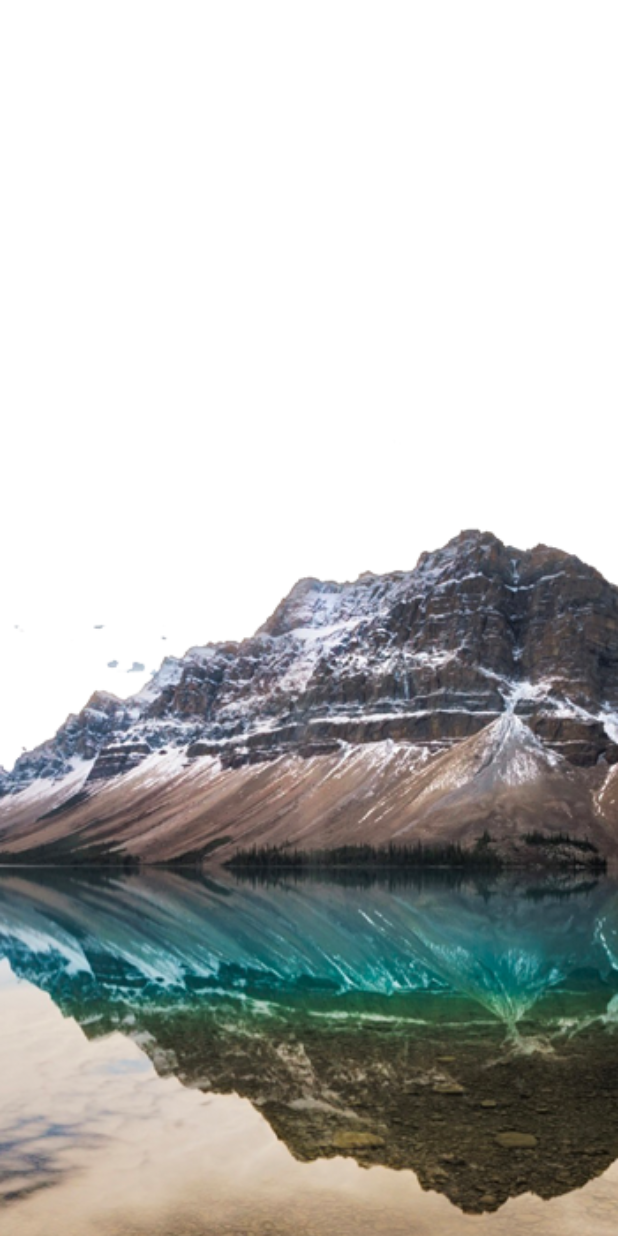
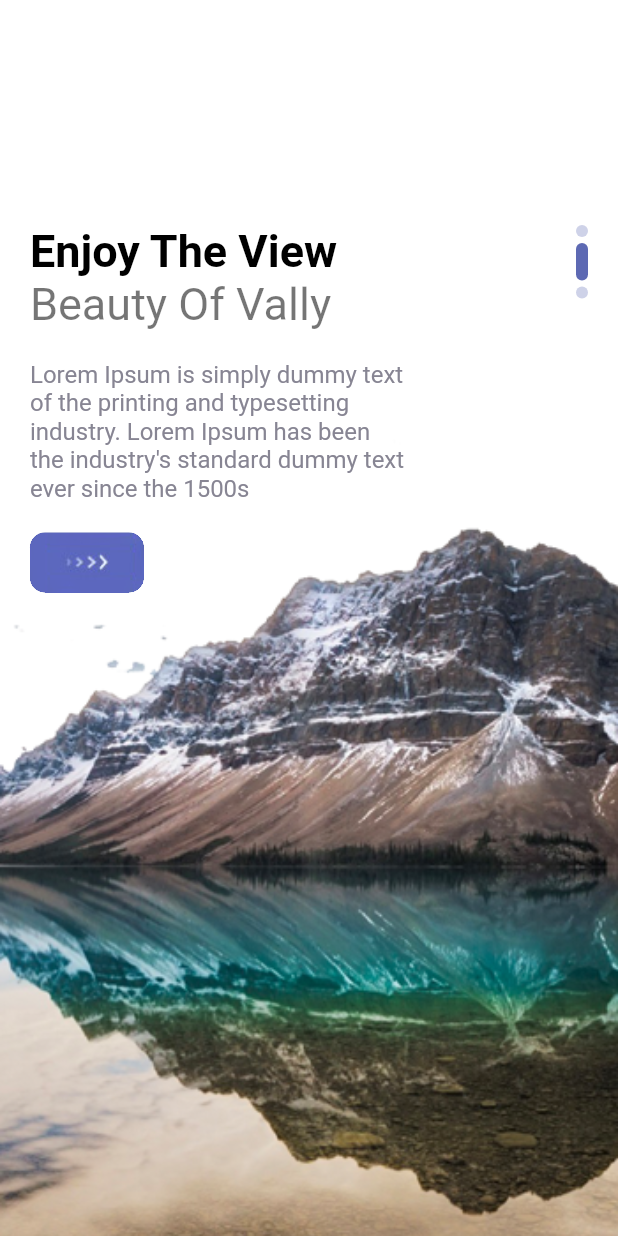
Before and after one commit to heshanm27/tripsapp_flutter, a Flutter app: the screen it shows after launch, swiped to page 2, on a phone screen of 412 x 824 dp. Run offline on Flutter 3.47's test engine with Material 2 defaults, Android fonts, the phone set to English and light mode, and no system bars.

Commit message:
welcome page with curosole

```diff
--- a/lib/pages/welcome_page.dart
+++ b/lib/pages/welcome_page.dart
@@ -1,5 +1,9 @@
 import 'package:flutter/cupertino.dart';
 import 'package:flutter/material.dart';
+import 'package:tripsapp/misc/colors.dart';
+import 'package:tripsapp/widgets/app_large_text.dart';
+import 'package:tripsapp/widgets/app_text.dart';
+import 'package:tripsapp/widgets/responsive_button.dart';
 
 class WelomePage extends StatefulWidget {
   const WelomePage({Key? key}) : super(key: key);
@@ -9,44 +13,65 @@ class WelomePage extends StatefulWidget {
 }
 
 class _WelomePageState extends State<WelomePage> {
+  List images = ["welcome-one.png", "welcome-three.png", "welcome-two.png"];
+  List header = ["Trips", "Enjoy The View", "Your Dream"];
+  List miniHeader = ["Mountains", "Beauty Of Vally", "Let's Go"];
 
-  List images = [
-    "welcome-one.png",
-    "welcome-three.png",
-   "welcome-two.png"
-  ];
   @override
   Widget build(BuildContext context) {
     return Scaffold(
-      body:PageView.builder(
+        body: PageView.builder(
             scrollDirection: Axis.vertical,
             itemCount: 3,
-          itemBuilder: (_,index){
+            itemBuilder: (_, index) {
               return Container(
                 width: double.maxFinite,
                 height: double.maxFinite,
                 decoration: BoxDecoration(
-                image:DecorationImage(
-                  image: AssetImage(
-                      "assets/"+images[index]
-                  ),
-                  fit: BoxFit.cover
-                )
-              ),
+                    image: DecorationImage(
+                        image: AssetImage("assets/" + images[index]),
+                        fit: BoxFit.cover)),
                 child: Container(
-                margin: const EdgeInsets.only(top: 150,left: 20,right: 20),
+                  margin: const EdgeInsets.only(top: 150, left: 20, right: 20),
                   child: Row(
+                    mainAxisAlignment: MainAxisAlignment.spaceBetween,
                     children: [
                       Column(
+                        crossAxisAlignment: CrossAxisAlignment.start,
                         children: [
+                          AppLArgeText(text: header[index]),
+                          AppText(text: miniHeader[index], size: 30),
+                          SizedBox(height: 20),
+                          Container(
+                            width: 250,
+                            child: AppText(
+                              text:
+                                  "Lorem Ipsum is simply dummy text of the printing and typesetting industry. Lorem Ipsum has been the industry's standard dummy text ever since the 1500s",
+                              color: AppColors.textColor2,
+                            ),
+                          ),
+                          SizedBox(height: 20),
+                          ResponsiveButton()
+                        ],
+                      ),
+                      Column(
 
-                      ],
+                        children: List.generate(3, (indexDots){
+                          return Container(
+                            margin: const EdgeInsets.only(bottom: 4),
+                            width: 8,
+                            height:index == indexDots? 25 : 8,
+                            decoration: BoxDecoration(
+                              borderRadius: BorderRadius.circular(8),
+                              color:index==indexDots?AppColors.mainColor:AppColors.mainColor.withOpacity(0.3)
+                            ),
+                          );
+                        }),
                       )
                     ],
                   ),
                 ),
               );
-      })
-    );
+            }));
   }
 }
--- /dev/null
+++ b/lib/widgets/app_large_text.dart
@@ -0,0 +1,24 @@
+import 'package:flutter/material.dart';
+
+class AppLArgeText extends StatelessWidget {
+  double size;
+  final String text;
+  final Color color;
+ AppLArgeText({Key? key,
+   this.size = 30,
+   required this.text,
+   this.color = Colors.black
+ }) : super(key: key);
+
+  @override
+  Widget build(BuildContext context) {
+    return Text(
+      text,
+      style: TextStyle(
+        color: color,
+        fontSize: size,
+        fontWeight: FontWeight.bold
+      ),
+    );
+  }
+}
--- /dev/null
+++ b/lib/widgets/app_text.dart
@@ -0,0 +1,24 @@
+import 'package:flutter/material.dart';
+import 'package:tripsapp/misc/colors.dart';
+
+class AppText extends StatelessWidget {
+  double size;
+  final String text;
+  final Color color;
+  AppText({Key? key,
+    this.size = 16,
+    required this.text,
+    this.color = Colors.black54,
+  }) : super(key: key);
+
+  @override
+  Widget build(BuildContext context) {
+    return Text(
+      text,
+      style: TextStyle(
+        color: color,
+        fontSize: size,
+      ),
+    );
+  }
+}
--- /dev/null
+++ b/lib/widgets/responsive_button.dart
@@ -0,0 +1,27 @@
+import 'package:flutter/cupertino.dart';
+import 'package:tripsapp/misc/colors.dart';
+
+class ResponsiveButton extends StatelessWidget {
+  bool? isResponsive;
+  double? width;
+  final String? text;
+
+  ResponsiveButton({Key? key, this.isResponsive = false, this.width, this.text})
+      : super(key: key);
+
+  @override
+  Widget build(BuildContext context) {
+    return Container(
+      width: width,
+      height: 40,
+      clipBehavior: Clip.hardEdge,
+      decoration: BoxDecoration(
+          borderRadius: BorderRadius.circular(10), color: AppColors.mainColor),
+      child: Row(
+        children: [
+          Image.asset("assets/button-one.png"),
+        ],
+      ),
+    );
+  }
+}
```
Also changed, not shown: lib/pages/navpages/main_page.dart (added). Lines whose indentation alone changed are shown as unchanged.
